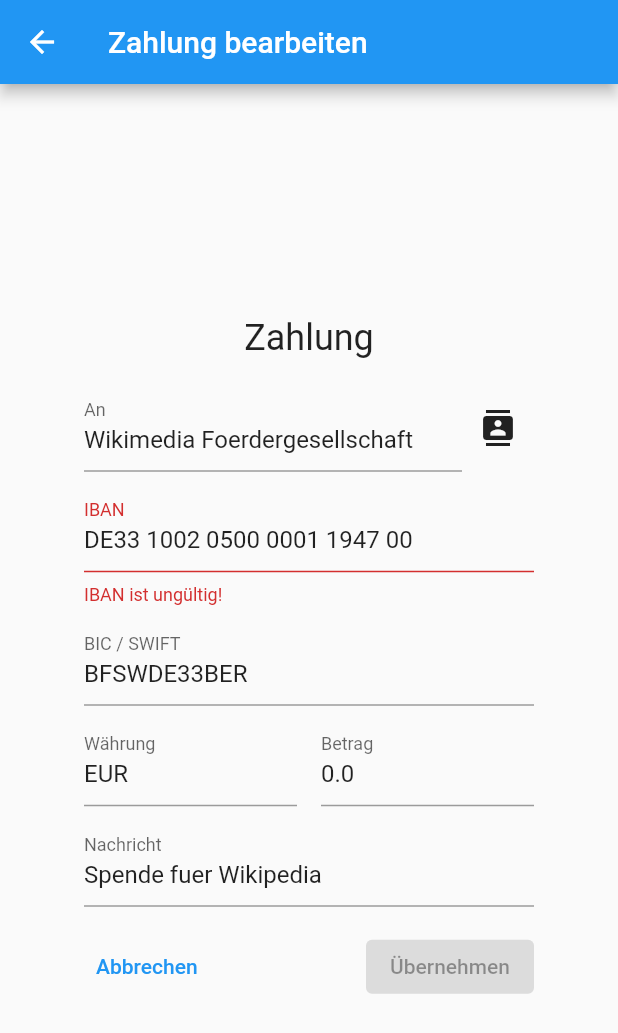
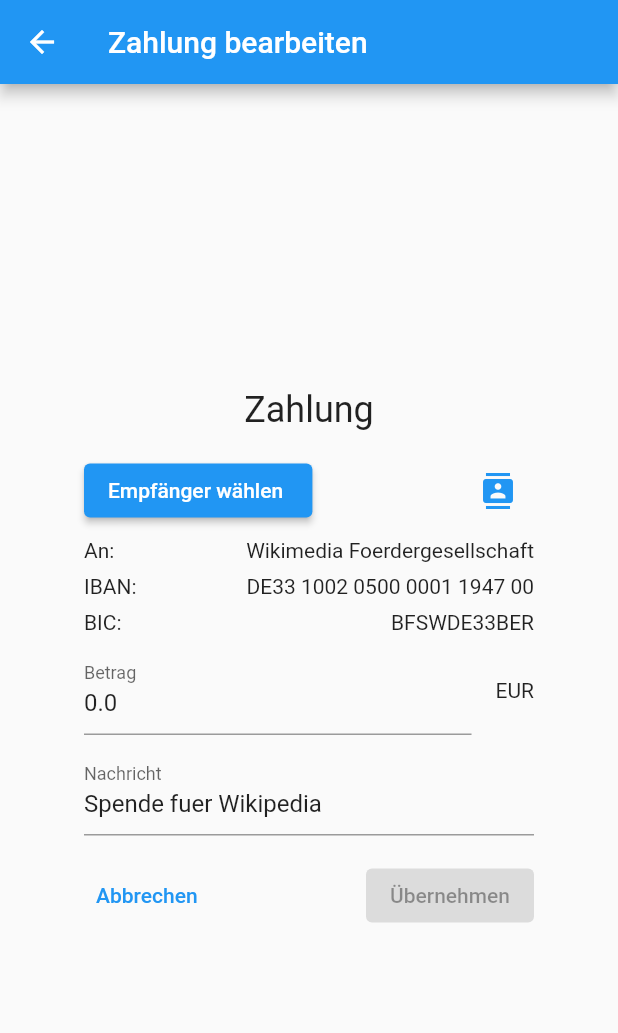
Before and after one commit to dirkbo/sepa_qr, a Flutter app: the screen it shows after launch, after a tap on the "edit" icon, on a phone screen of 412 x 824 dp. Shown: the top 1033 px of the screen. Run offline on Flutter 3.47's test engine with Material 2 defaults, Android fonts, the phone set to English and light mode, and no system bars; our stand-ins replace hive, hive_flutter, qr_flutter, shared_preferences; missing offline and left inert: iban; accounts and stored records are empty; generated files the repository leaves out were written again.

Commit message:
Pretty Format IBANs

```diff
--- a/lib/models/payment.dart
+++ b/lib/models/payment.dart
@@ -20,7 +20,7 @@
   });
 
   SepaPayment.fromRecipient(PaymentRecipient recipient)
-    : iban = recipient.iban,
+    : iban = recipient.prettyIBAN,
       bic = recipient.bic,
       recipient = recipient.name,
       currency = recipient.currency,
--- a/lib/screens/edit_payment_screen.dart
+++ b/lib/screens/edit_payment_screen.dart
@@ -17,10 +17,6 @@
 class _EditPaymentScreenState extends State<EditPaymentScreen> {
   static const contactsBoxName = "paymentContacts";
   final _paymentFormKey = GlobalKey<FormState>();
-  TextEditingController toController = TextEditingController();
-  TextEditingController ibanController = TextEditingController();
-  TextEditingController bicController = TextEditingController();
-  TextEditingController currencyController = TextEditingController();
 
   SepaPayment _payment;
   PaymentProvider _paymentProvider;
@@ -43,14 +39,6 @@
     await _paymentProvider.savePayment();
   }
 
-  void updateForm() {
-   if (_payment != null) {
-      toController.text = _payment.recipient;
-      ibanController.text = _payment.iban;
-      bicController.text = _payment.bic;
-      currencyController.text = _payment.currency;
-    }
-  }
 
   @override
   void didChangeDependencies() {
@@ -58,12 +46,21 @@
       _paymentProvider = Provider.of<PaymentProvider>(context, listen: true);
       _isInit = true;
     }
-    print("DidChange Edit Dependencies");
     _payment = _paymentProvider.payment;
-    print("Payment: $_payment");
     _isValid = _payment.valid;
-    updateForm();
     super.didChangeDependencies();
+  }
+
+  Future<void> selectFromRecipientList() async {
+    final result = await Navigator.push(
+        context,
+        MaterialPageRoute(builder: (context) => RecipientsListScreen())
+    );
+    if (result != null) {
+      PaymentRecipient recipient = Hive.box<PaymentRecipient>(contactsBoxName).getAt(result);
+      SepaPayment payment = SepaPayment.fromRecipient(recipient);
+      _paymentProvider.update(payment);
+    }
   }
 
   @override
@@ -86,113 +83,36 @@
                 child: Column(children: [
                   Text("Zahlung", style: _theme.textTheme.headline5,),
                   const SizedBox(height: 16.0),
+                  Row(mainAxisAlignment: MainAxisAlignment.spaceBetween,
+                      children: [
+                        ElevatedButton(child: Text("Empfänger wählen "), onPressed: selectFromRecipientList,),
+                        IconButton(icon: Icon(Icons.contacts), color: Colors.blue, onPressed: selectFromRecipientList),
+                      ]),
+                  const SizedBox(height: 8.0),
                   Row(
+                    mainAxisAlignment: MainAxisAlignment.spaceBetween,
                     children: [
-                      Flexible(
-                        child: TextFormField(
-                          controller: toController,
-                          decoration: InputDecoration(labelText: "An"),
-                          textInputAction: TextInputAction.next,
-                          readOnly: true,
-                          validator: (value) {
-                            String sanitizedVal = value.trim();
-                            if (sanitizedVal.isEmpty || sanitizedVal.length < 5)
-                              return 'Empfänger angeben';
-                            return null;
-                          },
-                          onSaved: (value) {
-                            String sanitizedVal = value.trim();
-                            _payment.recipient = sanitizedVal;
-                          },
-                          onChanged: (value) {checkValid(); },
-                        ),
-                      ),
-                      IconButton(icon: Icon(Icons.contacts), onPressed: () async {
-                        final result = await Navigator.push(
-                            context,
-                            MaterialPageRoute(builder: (context) => RecipientsListScreen())
-                        );
-                        if (result != null) {
-                          PaymentRecipient recipient = Hive.box<PaymentRecipient>(contactsBoxName).getAt(result);
-                          SepaPayment payment = SepaPayment.fromRecipient(recipient);
-                          _paymentProvider.update(payment);
-                        }
-                      }),
+                      Text("An:"),
+                      Text(_payment.recipient),
                     ],
                   ),
                   const SizedBox(height: 8.0),
-                  TextFormField(
-                    decoration: InputDecoration(labelText: "IBAN"),
-                    textInputAction: TextInputAction.next,
-                    controller: ibanController,
-                    readOnly: true,
-                    validator: (value) {
-                      String sanitizedVal = value.trim().replaceAll(' ', '');
-                      if (sanitizedVal.isEmpty || sanitizedVal.length < 15)
-                        return 'IBAN muss mindestens 15 Zeichen lang sein';
-                      if (sanitizedVal.length > 32)
-                        return 'IBAN darf maximal 32 Zeichen lang sein';
-                      if (!SepaPayment.isValidIBAN(sanitizedVal))
-                        return "IBAN ist ungültig!";
-                      return null;
-                    },
-                    onSaved: (value) {
-                      String sanitizedVal = value.trim();
-                      _payment.iban = sanitizedVal;
-                    },
-                    onChanged: (value) {checkValid(); },
-                  ),
+                  Row(mainAxisAlignment: MainAxisAlignment.spaceBetween,
+                  children: [
+                    Text('IBAN:'),
+                    Text(_payment.iban),
+                  ],),
                   const SizedBox(height: 8.0),
-                  TextFormField(
-                    decoration: InputDecoration(labelText: "BIC / SWIFT"),
-                    textInputAction: TextInputAction.next,
-                    controller: bicController,
-                    readOnly: true,
-                    validator: (value) {
-                      String sanitizedVal = value.trim();
-                      if (sanitizedVal.isEmpty || sanitizedVal.length < 8)
-                        return 'BIC muss mindestens 8 Zeichen lang sein';
-                      if (sanitizedVal.length > 8 && sanitizedVal.length != 11)
-                        return 'BIC darf 8 oder  11 Zeichen lang sein';
-                      //if (!SepaPayment.isValidIBAN(sanitizedVal))
-                      //  return "BIC ist ungültig!";
-                      return null;
-                    },
-                    onSaved: (value) {
-                      String sanitizedVal = value.trim();
-                      _payment.bic = sanitizedVal;
-                    },
-                    onChanged: (value) {checkValid(); },
-                  ),
+                  Row(mainAxisAlignment: MainAxisAlignment.spaceBetween,
+                    children: [
+                      Text('BIC:'),
+                      Text(_payment.bic),
+                    ],),
                   const SizedBox(height: 8.0),
                   Row(
                     mainAxisAlignment: MainAxisAlignment.spaceBetween,
                     mainAxisSize: MainAxisSize.max,
                     children: [
-                      Flexible(
-                        child: TextFormField(
-                          decoration: InputDecoration(labelText: "Währung"),
-                          textInputAction: TextInputAction.next,
-                          controller: currencyController,
-                          readOnly: true,
-                          validator: (value) {
-                            String sanitizedVal = value.trim();
-                            if (sanitizedVal.isEmpty || sanitizedVal.length < 3)
-                              return 'Währung muss mindestens 3 Zeichen lang sein';
-                            //if (sanitizedVal.length > 8 && sanitizedVal.length != 11)
-                            //  return 'BIC darf 8 oder  11 Zeichen lang sein';
-                            //if (!SepaPayment.isValidIBAN(sanitizedVal))
-                            //  return "BIC ist ungültig!";
-                            return null;
-                          },
-                          onSaved: (value) {
-                            String sanitizedVal = value.trim().toUpperCase();
-                            _payment.currency = sanitizedVal;
-                          },
-                          onChanged: (value) {checkValid(); },
-                        ),
-                      ),
-                      const SizedBox(width: 16.0,),
                       Flexible(
                         child: TextFormField(
                           textInputAction: TextInputAction.done,
@@ -212,6 +132,8 @@
                           onChanged: (value) {checkValid(); },
                         ),
                       ),
+                      const SizedBox(width: 16.0,),
+                      Text(_payment.currency),
                     ],
                   ),
                   const SizedBox(height: 8.0),
```
Also changed, not shown: lib/models/recipient.dart (+18 -1 lines), lib/screens/recipients_list_screen.dart (+48 -8 lines).
